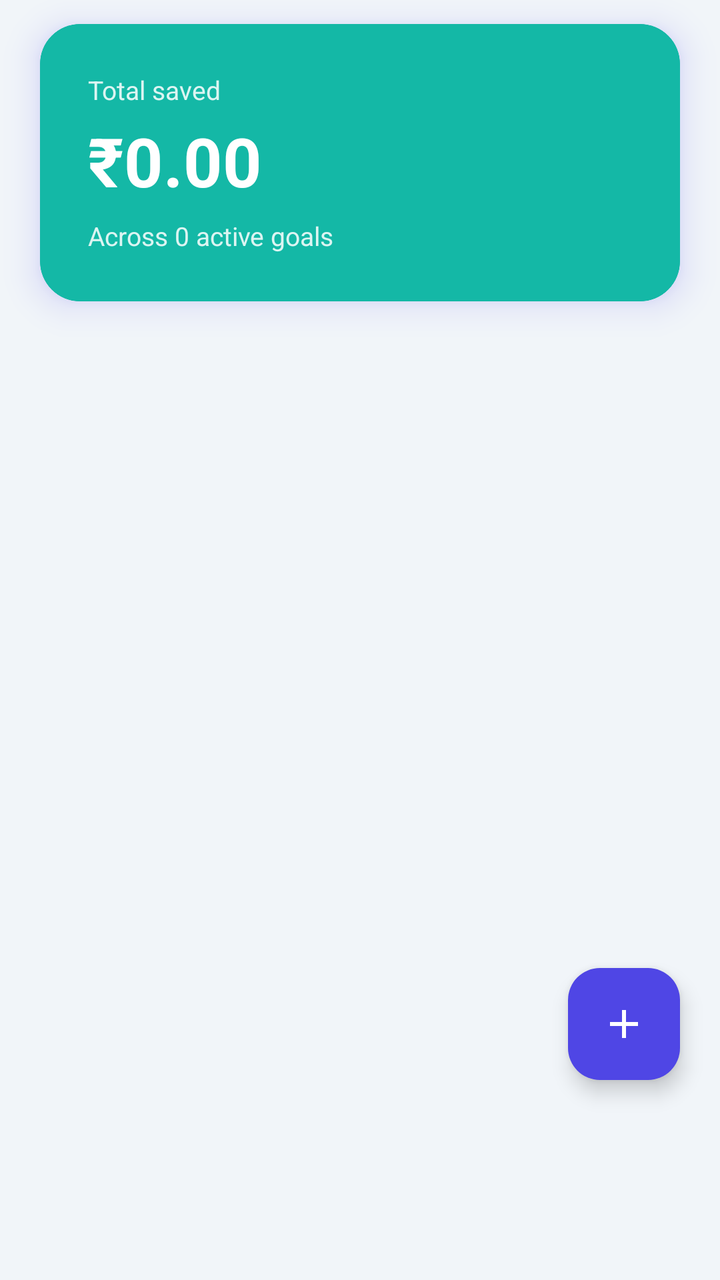
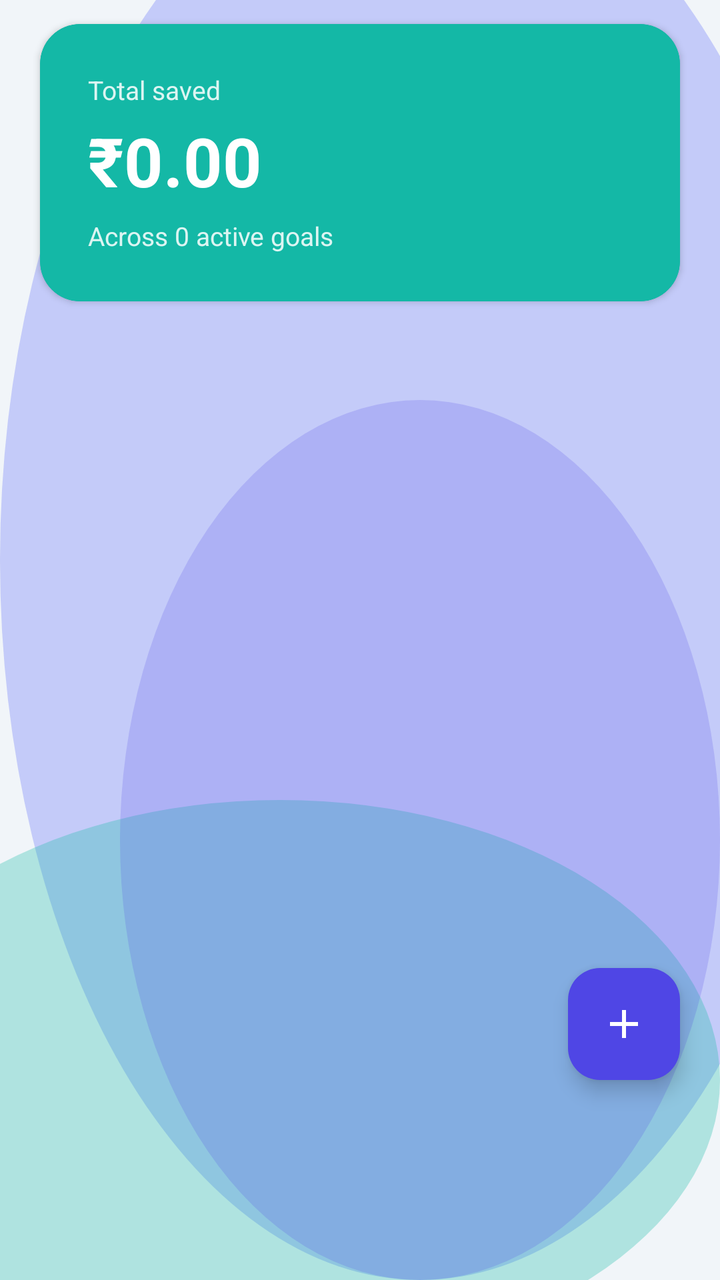

Before-and-after screenshots of an Android layout around one commit, followed by the original layout XML and the change that was made.
<!-- AndroidManifest.xml: application theme Theme.MoneyLens -->
<!-- res/layout/fragment_savings.xml -->
<?xml version="1.0" encoding="utf-8"?>
<androidx.constraintlayout.widget.ConstraintLayout xmlns:android="http://schemas.android.com/apk/res/android"
    xmlns:app="http://schemas.android.com/apk/res-auto"
    xmlns:tools="http://schemas.android.com/tools"
    android:layout_width="match_parent"
    android:layout_height="match_parent"
    android:background="@color/colorBackground">

    
    <com.google.android.material.card.MaterialCardView
        android:id="@+id/cardSavingsSummary"
        style="@style/ClayCard"
        android:layout_width="match_parent"
        android:layout_height="wrap_content"
        android:layout_marginStart="20dp"
        android:layout_marginTop="12dp"
        android:layout_marginEnd="20dp"
        app:cardBackgroundColor="@color/colorSecondary"
        app:strokeColor="@color/colorSecondary"
        app:layout_constraintTop_toTopOf="parent">

        <LinearLayout
            android:layout_width="match_parent"
            android:layout_height="wrap_content"
            android:orientation="vertical"
            android:padding="24dp">

            <TextView
                android:layout_width="wrap_content"
                android:layout_height="wrap_content"
                android:text="@string/savings_total_saved"
                android:textColor="@color/onColorMuted"
                android:textSize="13sp" />

            <TextView
                android:id="@+id/txtTotalSavedAmount"
                android:layout_width="wrap_content"
                android:layout_height="wrap_content"
                android:layout_marginTop="4dp"
                android:text="₹0.00"
                android:textColor="@android:color/white"
                android:textSize="34sp"
                android:textStyle="bold" />

            <TextView
                android:id="@+id/txtTotalSavedSubtitle"
                android:layout_width="wrap_content"
                android:layout_height="wrap_content"
                android:layout_marginTop="6dp"
                android:text="Across 0 active goals"
                android:textColor="@color/onColorMuted"
                android:textSize="13sp" />
        </LinearLayout>
    </com.google.android.material.card.MaterialCardView>

    
    <androidx.recyclerview.widget.RecyclerView
        android:id="@+id/rvSavingsGoals"
        android:layout_width="match_parent"
        android:layout_height="0dp"
        android:layout_marginTop="16dp"
        android:paddingBottom="80dp"
        android:clipToPadding="false"
        app:layout_constraintBottom_toBottomOf="parent"
        app:layout_constraintTop_toBottomOf="@+id/cardSavingsSummary" />

    
    <com.google.android.material.floatingactionbutton.FloatingActionButton
        android:id="@+id/fabAddSavingsGoal"
        android:layout_width="wrap_content"
        android:layout_height="wrap_content"
        android:layout_marginEnd="20dp"
        android:layout_marginBottom="100dp"
        android:src="@drawable/ic_add"
        app:tint="@color/colorSurface"
        android:backgroundTint="@color/colorPrimary"
        app:layout_constraintBottom_toBottomOf="parent"
        app:layout_constraintEnd_toEndOf="parent" />

    
    <LinearLayout
        android:id="@+id/layoutEmptyState"
        android:layout_width="match_parent"
        android:layout_height="wrap_content"
        android:gravity="center"
        android:orientation="vertical"
        android:padding="32dp"
        android:visibility="gone"
        app:layout_constraintBottom_toBottomOf="parent"
        app:layout_constraintTop_toBottomOf="@+id/cardSavingsSummary">

        <ImageView
            android:layout_width="120dp"
            android:layout_height="120dp"
            android:src="@drawable/ic_piggy_bank"
            app:tint="@color/colorCardBorder" />

        <TextView
            android:layout_width="wrap_content"
            android:layout_height="wrap_content"
            android:layout_marginTop="16dp"
            android:text="@string/savings_no_goals"
            android:textColor="@color/colorTextPrimary"
            android:textSize="18sp"
            android:textStyle="bold" />

        <TextView
            android:layout_width="wrap_content"
            android:layout_height="wrap_content"
            android:layout_marginTop="8dp"
            android:gravity="center"
            android:text="@string/savings_no_goals_desc"
            android:textColor="@color/colorTextSecondary"
            android:textSize="14sp" />

        <com.google.android.material.button.MaterialButton
            android:id="@+id/btnEmptyAddSavingsGoal"
            style="@style/ClayButton"
            android:layout_width="wrap_content"
            android:layout_height="wrap_content"
            android:layout_marginTop="24dp"
            android:text="@string/savings_set_goal" />
    </LinearLayout>

</androidx.constraintlayout.widget.ConstraintLayout>
<!-- resources referenced by this layout -->
<resources>
  <color name="colorBackground">#F1F5F9</color>
  <color name="colorCardBorder">#E2E8F0</color>
  <color name="colorPrimary">#4F46E5</color>
  <color name="colorSecondary">#14B8A6</color>
  <color name="colorSurface">#FFFFFF</color>
  <color name="colorTextPrimary">#0F172A</color>
  <color name="colorTextSecondary">#64748B</color>
  <color name="onColorMuted">#D9FFFFFF</color>
  <string name="savings_no_goals">No savings goals yet</string>
  <string name="savings_set_goal">Set Savings Goal</string>
  <string name="savings_total_saved">Total saved</string>
  <style name="ClayButton" parent="Widget.Material3.Button">
          <item name="cornerRadius">@dimen/clay_button_radius</item>
          <item name="android:paddingVertical">14dp</item>
          <item name="backgroundTint">@color/colorPrimary</item>
          <item name="android:textColor">@color/colorOnPrimary</item>
          <item name="iconTint">@color/colorOnPrimary</item>
          <item name="android:elevation">6dp</item>
          <item name="android:outlineSpotShadowColor" tools:targetApi="p">@color/colorPrimaryShadow</item>
          <item name="android:insetTop">0dp</item>
          <item name="android:insetBottom">0dp</item>
      </style>
  <style name="ClayCard" parent="Widget.Material3.CardView.Elevated">
          <item name="cardCornerRadius">@dimen/clay_card_radius</item>
          <item name="cardElevation">10dp</item>
          <item name="android:stateListAnimator">@null</item>
          <item name="strokeColor">@color/colorCardBorder</item>
          <item name="strokeWidth">1dp</item>
          <item name="cardBackgroundColor">@color/colorSurface</item>
          <item name="android:outlineSpotShadowColor" tools:targetApi="p">@color/colorPrimary</item>
          <item name="android:outlineAmbientShadowColor" tools:targetApi="p">@color/colorPrimary</item>
      </style>
  <dimen name="clay_button_radius">18dp</dimen>
  <color name="colorOnPrimary">#FFFFFF</color>
  <color name="colorPrimaryShadow">#3730A3</color>
  <dimen name="clay_card_radius">20dp</dimen>
  <style name="Base.Theme.MoneyLens" parent="Theme.Material3.Light.NoActionBar">
          
          <item name="colorPrimary">@color/colorPrimary</item>
          <item name="colorOnPrimary">@color/colorOnPrimary</item>
          <item name="colorSecondary">@color/colorSecondary</item>
          <item name="colorError">@color/colorDanger</item>
          <item name="android:windowBackground">@color/colorBackground</item>
          <item name="colorSurface">@color/colorSurface</item>
          <item name="android:colorBackground">@color/colorBackground</item>
          <item name="colorOnSurface">@color/colorTextPrimary</item>
  
          
          <item name="android:statusBarColor">@color/colorBackground</item>
          <item name="android:windowLightStatusBar" tools:targetApi="m">true</item>
          <item name="android:navigationBarColor">@color/colorBackground</item>
      </style>
  <color name="colorDanger">#DC2626</color>
  <!-- unchanged entries left out for length: 4 -->
</resources>

<!-- the commit's change to res/layout/fragment_savings.xml (unified diff, before → after) -->
@@ -4,7 +4,7 @@
     xmlns:tools="http://schemas.android.com/tools"
     android:layout_width="match_parent"
     android:layout_height="match_parent"
-    android:background="@color/colorBackground">
+    android:background="@drawable/bg_mesh_gradient">
 
     
     <com.google.android.material.card.MaterialCardView
<!-- resource entries referenced after the edit -->
@@ -1,6 +1,9 @@
 <!-- resources referenced by this layout -->
 <resources>
   <color name="colorBackground">#F1F5F9</color>
+  <color name="glassMeshOrb1">#66818CF8</color>
+  <color name="glassMeshOrb2">#4D14B8A6</color>
+  <color name="glassMeshOrb3">#334F46E5</color>
   <color name="colorCardBorder">#E2E8F0</color>
   <color name="colorPrimary">#4F46E5</color>
   <color name="colorSecondary">#14B8A6</color>
@@ -8,6 +11,37 @@
   <color name="colorTextPrimary">#0F172A</color>
   <color name="colorTextSecondary">#64748B</color>
   <color name="onColorMuted">#D9FFFFFF</color>
+  <!-- drawable bg_mesh_gradient (drawable) -->
+  <?xml version="1.0" encoding="utf-8"?>
+  <layer-list xmlns:android="http://schemas.android.com/apk/res/android">
+      
+      <item>
+          <shape android:shape="rectangle">
+              <solid android:color="@color/colorBackground" />
+          </shape>
+      </item>
+      
+      <item android:top="-80dp" android:right="-60dp">
+          <shape android:shape="oval">
+              <solid android:color="@color/glassMeshOrb1" />
+              <size android:width="280dp" android:height="280dp" />
+          </shape>
+      </item>
+      
+      <item android:bottom="-40dp" android:left="-80dp" android:top="400dp">
+          <shape android:shape="oval">
+              <solid android:color="@color/glassMeshOrb2" />
+              <size android:width="240dp" android:height="240dp" />
+          </shape>
+      </item>
+      
+      <item android:top="200dp" android:left="60dp">
+          <shape android:shape="oval">
+              <solid android:color="@color/glassMeshOrb3" />
+              <size android:width="200dp" android:height="200dp" />
+          </shape>
+      </item>
+  </layer-list>
   <string name="savings_no_goals">No savings goals yet</string>
   <string name="savings_set_goal">Set Savings Goal</string>
   <string name="savings_total_saved">Total saved</string>
@@ -17,27 +51,24 @@
           <item name="backgroundTint">@color/colorPrimary</item>
           <item name="android:textColor">@color/colorOnPrimary</item>
           <item name="iconTint">@color/colorOnPrimary</item>
-          <item name="android:elevation">6dp</item>
-          <item name="android:outlineSpotShadowColor" tools:targetApi="p">@color/colorPrimaryShadow</item>
+          <item name="android:elevation">4dp</item>
           <item name="android:insetTop">0dp</item>
           <item name="android:insetBottom">0dp</item>
       </style>
   <style name="ClayCard" parent="Widget.Material3.CardView.Elevated">
           <item name="cardCornerRadius">@dimen/clay_card_radius</item>
-          <item name="cardElevation">10dp</item>
+          <item name="cardElevation">2dp</item>
           <item name="android:stateListAnimator">@null</item>
-          <item name="strokeColor">@color/colorCardBorder</item>
+          <item name="strokeColor">@color/glassCardBorder</item>
           <item name="strokeWidth">1dp</item>
-          <item name="cardBackgroundColor">@color/colorSurface</item>
-          <item name="android:outlineSpotShadowColor" tools:targetApi="p">@color/colorPrimary</item>
-          <item name="android:outlineAmbientShadowColor" tools:targetApi="p">@color/colorPrimary</item>
+          <item name="cardBackgroundColor">@color/glassCardBg</item>
       </style>
   <dimen name="clay_button_radius">18dp</dimen>
   <color name="colorOnPrimary">#FFFFFF</color>
-  <color name="colorPrimaryShadow">#3730A3</color>
   <dimen name="clay_card_radius">20dp</dimen>
+  <color name="glassCardBorder">#B3FFFFFF</color>
+  <color name="glassCardBg">#8CFFFFFF</color>
   <style name="Base.Theme.MoneyLens" parent="Theme.Material3.Light.NoActionBar">
-          
           <item name="colorPrimary">@color/colorPrimary</item>
           <item name="colorOnPrimary">@color/colorOnPrimary</item>
           <item name="colorSecondary">@color/colorSecondary</item>
@@ -48,9 +79,10 @@
           <item name="colorOnSurface">@color/colorTextPrimary</item>
   
           
-          <item name="android:statusBarColor">@color/colorBackground</item>
+          <item name="android:statusBarColor">@android:color/transparent</item>
           <item name="android:windowLightStatusBar" tools:targetApi="m">true</item>
-          <item name="android:navigationBarColor">@color/colorBackground</item>
+          <item name="android:navigationBarColor">@android:color/transparent</item>
+          <item name="android:windowDrawsSystemBarBackgrounds">true</item>
       </style>
   <color name="colorDanger">#DC2626</color>
   <!-- unchanged entries left out for length: 4 -->
